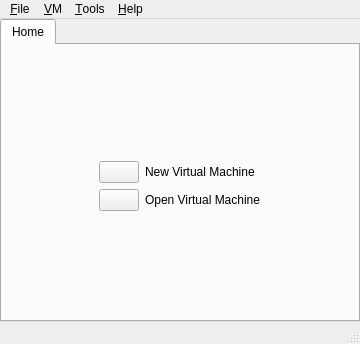
Before: the Qt Designer form Src.QT/emuone/MainFrame.ui in akapustiatyahoocouk/EmuOne, drawn with Qt 5.
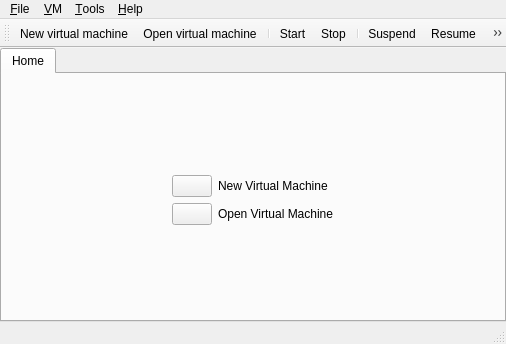
After: the same form once the commit is applied. Icons and pictures are not drawn.

Diff of the .ui file:
```diff
--- a/Src.QT/emuone/MainFrame.ui
+++ b/Src.QT/emuone/MainFrame.ui
@@ -6,7 +6,7 @@
    <rect>
     <x>0</x>
     <y>0</y>
-    <width>360</width>
+    <width>506</width>
     <height>344</height>
    </rect>
   </property>
@@ -167,7 +167,7 @@
     <rect>
      <x>0</x>
      <y>0</y>
-     <width>360</width>
+     <width>506</width>
      <height>25</height>
     </rect>
    </property>
@@ -218,6 +218,33 @@
    <addaction name="menuHelp"/>
   </widget>
   <widget class="QStatusBar" name="statusbar"/>
+  <widget class="QToolBar" name="toolBar">
+   <property name="windowTitle">
+    <string>toolBar</string>
+   </property>
+   <attribute name="toolBarArea">
+    <enum>TopToolBarArea</enum>
+   </attribute>
+   <attribute name="toolBarBreak">
+    <bool>false</bool>
+   </attribute>
+   <addaction name="actionNewVirtualMachine"/>
+   <addaction name="actionOpenVirtualMachine"/>
+   <addaction name="separator"/>
+   <addaction name="actionStart"/>
+   <addaction name="actionStop"/>
+   <addaction name="separator"/>
+   <addaction name="actionSuspend"/>
+   <addaction name="actionResume"/>
+   <addaction name="separator"/>
+   <addaction name="actionReset"/>
+   <addaction name="separator"/>
+   <addaction name="actionConfigure"/>
+   <addaction name="separator"/>
+   <addaction name="actionFullScreen"/>
+   <addaction name="separator"/>
+   <addaction name="actionAbout"/>
+  </widget>
   <action name="actionExit">
    <property name="icon">
     <iconset resource="emuone.qrc">
```
Left out of the diff: 17 changed lines with no effect on the pictures.
